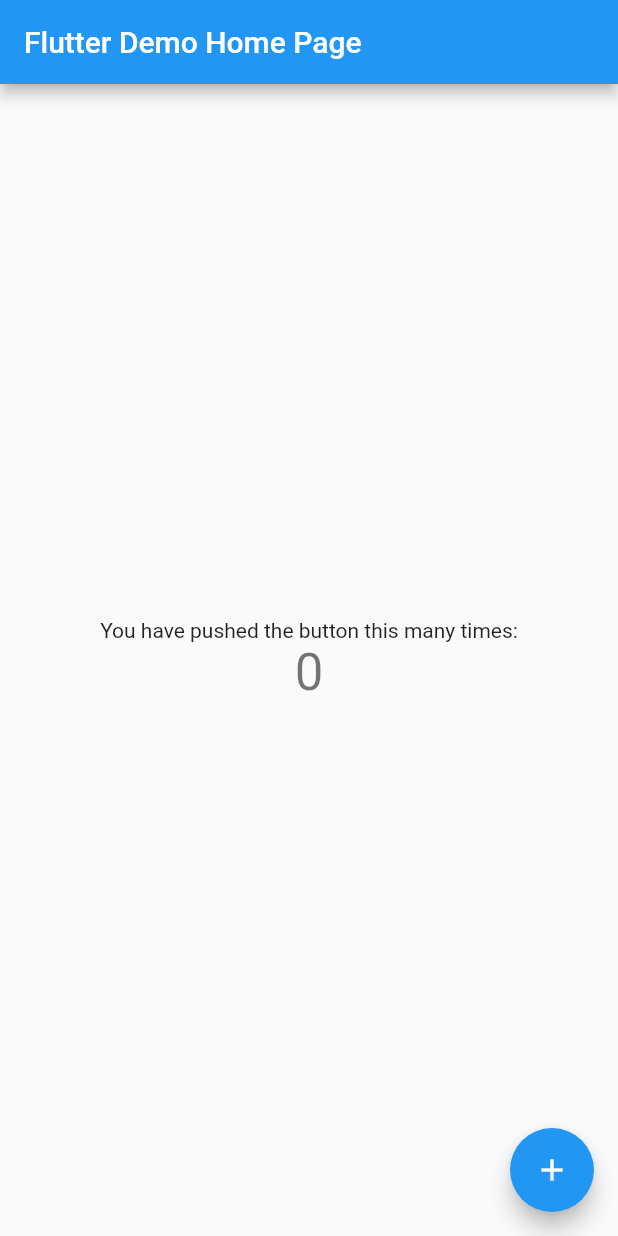
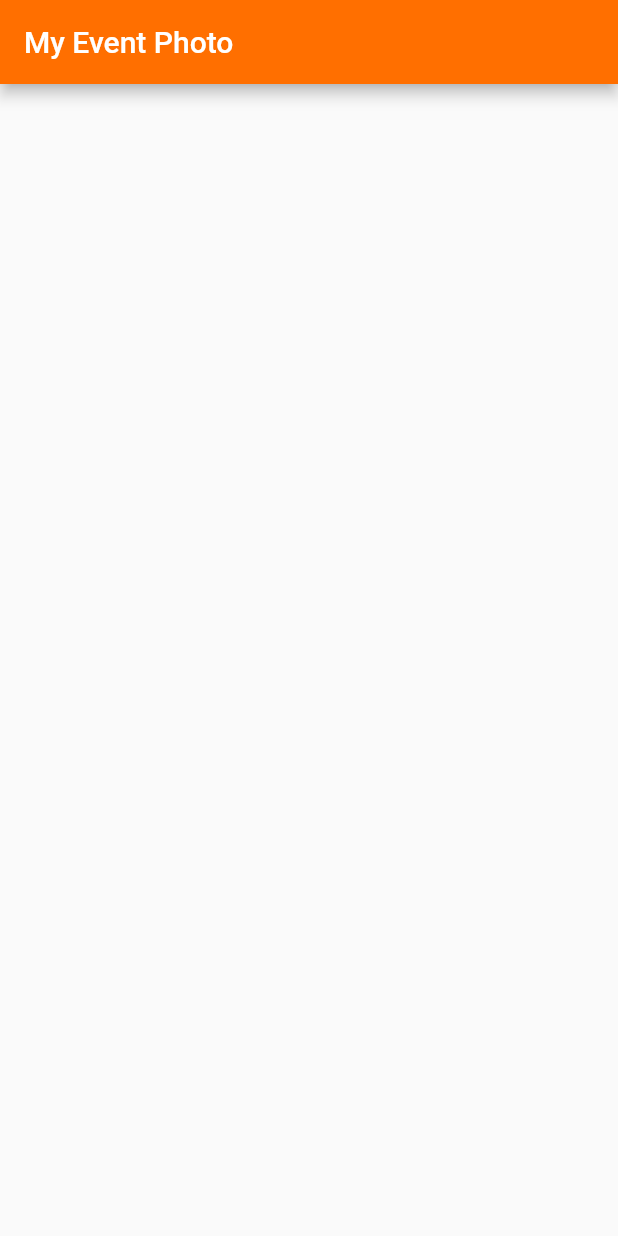
Before and after one commit to pablotardio/myEventPhoto-mobile-client, a Flutter app: the screen it shows after launch, on a phone screen of 412 x 824 dp. Run offline on Flutter 3.47's test engine with Material 2 defaults, Android fonts, the phone set to English and light mode, and no system bars.

```diff
--- a/lib/main.dart
+++ b/lib/main.dart
@@ -1,4 +1,6 @@
 import 'package:flutter/material.dart';
+import 'package:myeventphoto_mobile_client/src/pages/home_page.dart';
+import 'package:myeventphoto_mobile_client/src/routes/routes.dart';
 
 void main() {
   runApp(MyApp());
@@ -9,109 +11,16 @@ class MyApp extends StatelessWidget {
   @override
   Widget build(BuildContext context) {
     return MaterialApp(
-      title: 'Flutter Demo',
-      theme: ThemeData(
-        // This is the theme of your application.
-        //
-        // Try running your application with "flutter run". You'll see the
-        // application has a blue toolbar. Then, without quitting the app, try
-        // changing the primarySwatch below to Colors.green and then invoke
-        // "hot reload" (press "r" in the console where you ran "flutter run",
-        // or simply save your changes to "hot reload" in a Flutter IDE).
-        // Notice that the counter didn't reset back to zero; the application
-        // is not restarted.
-        primarySwatch: Colors.blue,
-        // This makes the visual density adapt to the platform that you run
-        // the app on. For desktop platforms, the controls will be smaller and
-        // closer together (more dense) than on mobile platforms.
-        visualDensity: VisualDensity.adaptivePlatformDensity,
-      ),
-      home: MyHomePage(title: 'Flutter Demo Home Page'),
-    );
-  }
+      title: 'My EVent Photo App',
+      // home: HomePage(),
+      initialRoute: 'login',
+      routes: getApplicationRoutes(),
+      onGenerateRoute: (RouteSettings settings) {
+        print('Ruta llamada ${settings.name}');
+        return MaterialPageRoute(
+            builder: (BuildContext context) => HomePage());
+      },
+      debugShowCheckedModeBanner: false);
 }
 
-class MyHomePage extends StatefulWidget {
-  MyHomePage({Key key, this.title}) : super(key: key);
-
-  // This widget is the home page of your application. It is stateful, meaning
-  // that it has a State object (defined below) that contains fields that affect
-  // how it looks.
-
-  // This class is the configuration for the state. It holds the values (in this
-  // case the title) provided by the parent (in this case the App widget) and
-  // used by the build method of the State. Fields in a Widget subclass are
-  // always marked "final".
-
-  final String title;
-
-  @override
-  _MyHomePageState createState() => _MyHomePageState();
 }
-
-class _MyHomePageState extends State<MyHomePage> {
-  int _counter = 0;
-
-  void _incrementCounter() {
-    setState(() {
-      // This call to setState tells the Flutter framework that something has
-      // changed in this State, which causes it to rerun the build method below
-      // so that the display can reflect the updated values. If we changed
-      // _counter without calling setState(), then the build method would not be
-      // called again, and so nothing would appear to happen.
-      _counter++;
-    });
-  }
-
-  @override
-  Widget build(BuildContext context) {
-    // This method is rerun every time setState is called, for instance as done
-    // by the _incrementCounter method above.
-    //
-    // The Flutter framework has been optimized to make rerunning build methods
-    // fast, so that you can just rebuild anything that needs updating rather
-    // than having to individually change instances of widgets.
-    return Scaffold(
-      appBar: AppBar(
-        // Here we take the value from the MyHomePage object that was created by
-        // the App.build method, and use it to set our appbar title.
-        title: Text(widget.title),
-      ),
-      body: Center(
-        // Center is a layout widget. It takes a single child and positions it
-        // in the middle of the parent.
-        child: Column(
-          // Column is also a layout widget. It takes a list of children and
-          // arranges them vertically. By default, it sizes itself to fit its
-          // children horizontally, and tries to be as tall as its parent.
-          //
-          // Invoke "debug painting" (press "p" in the console, choose the
-          // "Toggle Debug Paint" action from the Flutter Inspector in Android
-          // Studio, or the "Toggle Debug Paint" command in Visual Studio Code)
-          // to see the wireframe for each widget.
-          //
-          // Column has various properties to control how it sizes itself and
-          // how it positions its children. Here we use mainAxisAlignment to
-          // center the children vertically; the main axis here is the vertical
-          // axis because Columns are vertical (the cross axis would be
-          // horizontal).
-          mainAxisAlignment: MainAxisAlignment.center,
-          children: <Widget>[
-            Text(
-              'You have pushed the button this many times:',
-            ),
-            Text(
-              '$_counter',
-              style: Theme.of(context).textTheme.headline4,
-            ),
-          ],
-        ),
-      ),
-      floatingActionButton: FloatingActionButton(
-        onPressed: _incrementCounter,
-        tooltip: 'Increment',
-        child: Icon(Icons.add),
-      ), // This trailing comma makes auto-formatting nicer for build methods.
-    );
-  }
-}
--- /dev/null
+++ b/lib/src/pages/login_page.dart
@@ -0,0 +1,18 @@
+import 'package:flutter/material.dart';
+class LoginPage extends StatefulWidget {
+  LoginPage({Key key}) : super(key: key);
+
+  @override
+  _LoginPageState createState() => _LoginPageState();
+}
+
+class _LoginPageState extends State<LoginPage> {
+  @override
+  Widget build(BuildContext context) {
+   return Scaffold(
+        appBar: AppBar(
+      title: Text('My Event Photo'),
+      backgroundColor: Colors.amber[900],
+    ));
+  }
+}
--- /dev/null
+++ b/lib/src/routes/routes.dart
@@ -0,0 +1,15 @@
+
+import 'package:flutter/material.dart';
+import 'package:myeventphoto_mobile_client/src/pages/home_page.dart';
+import 'package:myeventphoto_mobile_client/src/pages/login_page.dart';
+import 'package:myeventphoto_mobile_client/src/pages/register_page.dart';
+Map <String, WidgetBuilder> getApplicationRoutes() {
+
+  return <String, WidgetBuilder>{
+        '/': (BuildContext context)=> HomePage(),
+        'register': (BuildContext context)=> RegisterPage(),
+        'login': (BuildContext context)=> LoginPage(),
+
+
+      };
+}
--- /dev/null
+++ b/lib/src/shared_prefs/preferencias_usuarios.DART
@@ -0,0 +1,6 @@
+class Preferencias {
+  //NINGUNA DE ESTAS PROPIEDADES SE USA
+  String _token;
+  int _genero;
+
+}
--- a/pubspec.yaml
+++ b/pubspec.yaml
@@ -23,7 +23,7 @@ environment:
 dependencies:
   flutter:
     sdk: flutter
-
+  http: ^0.12.2
 
   # The following adds the Cupertino Icons font to your application.
   # Use with the CupertinoIcons class for iOS style icons.
```
Also changed, not shown: lib/src/pages/home_page.dart (added, +19 -0 lines), lib/src/pages/register_page.dart (added, +16 -0 lines), lib/src/providers/menu_provider.dart (added, +21 -0 lines), lib/src/providers/usuario_provider.dart (added, +29 -0 lines), pubspec.lock, 1 other file.
